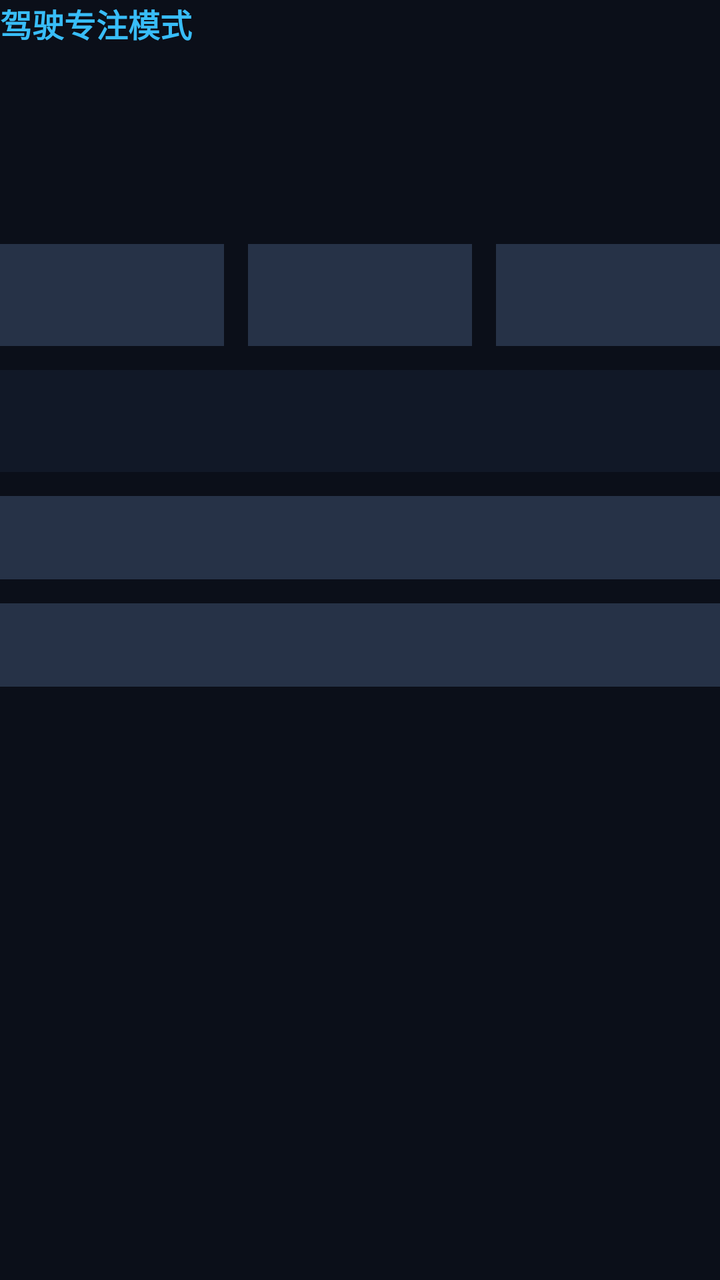
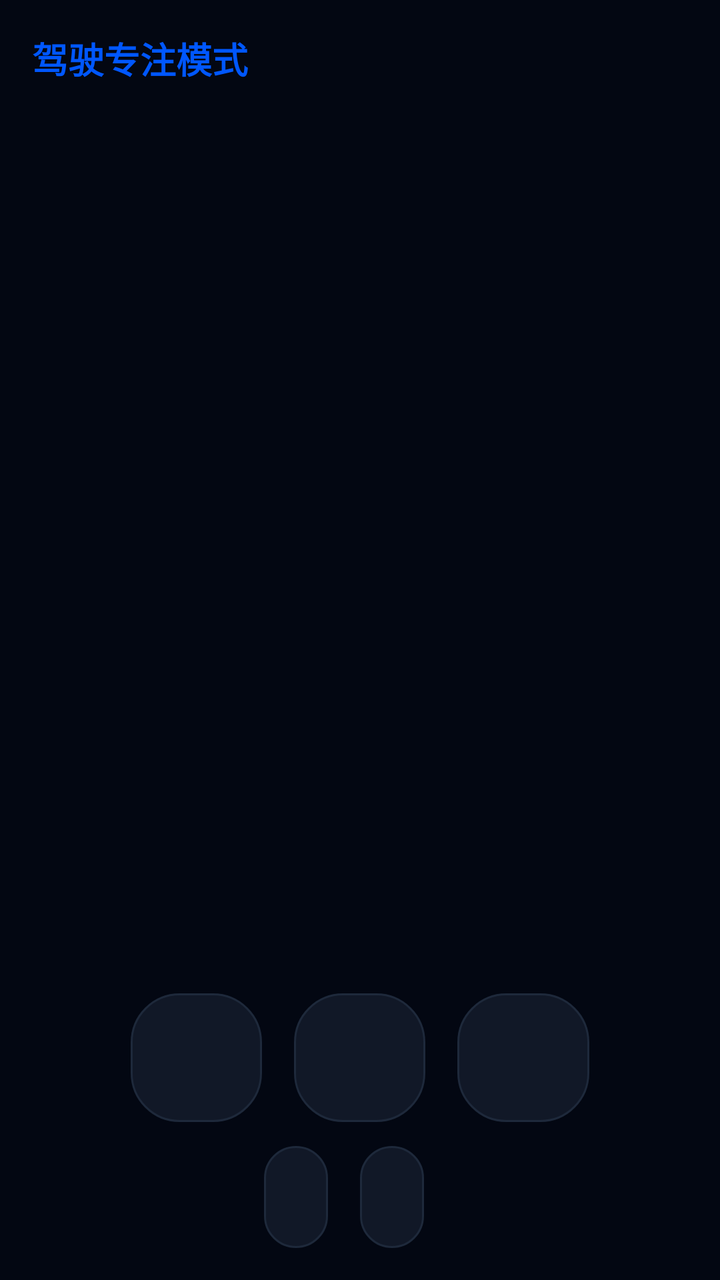

Compare the two renders of this Android layout. The source of the first and the diff that turns it into the second are given below.
<!-- AndroidManifest.xml: application theme Theme.VehiclemountedSystem -->
<!-- res/layout/page_minimal_vehicle.xml -->
<?xml version="1.0" encoding="utf-8"?>
<LinearLayout xmlns:android="http://schemas.android.com/apk/res/android"
    android:id="@+id/pageMinimalVehicleRoot"
    android:layout_width="match_parent"
    android:layout_height="match_parent"
    android:orientation="vertical">

    <TextView
        android:id="@+id/minimalPageTitle"
        android:layout_width="wrap_content"
        android:layout_height="wrap_content"
        android:text="@string/page_minimal_badge"
        android:textColor="@color/accent_blue"
        android:textSize="@dimen/page_title_text_size"
        android:textStyle="bold" />

    <TextView
        android:id="@+id/minimalSpeedValue"
        android:layout_width="wrap_content"
        android:layout_height="wrap_content"
        android:layout_marginTop="@dimen/page_section_gap"
        android:textColor="@color/text_primary"
        android:textSize="@dimen/page_speed_text_size"
        android:textStyle="bold" />

    <LinearLayout
        android:layout_width="match_parent"
        android:layout_height="wrap_content"
        android:layout_marginTop="@dimen/page_card_gap"
        android:orientation="horizontal">

        <TextView
            android:id="@+id/minimalGearValue"
            android:layout_width="0dp"
            android:layout_height="wrap_content"
            android:layout_marginEnd="@dimen/page_card_gap"
            android:layout_weight="1"
            android:background="@color/card_panel_bg"
            android:padding="@dimen/page_card_padding"
            android:textColor="@color/accent_cyan"
            android:textSize="@dimen/page_value_text_size" />

        <TextView
            android:id="@+id/minimalBatteryValue"
            android:layout_width="0dp"
            android:layout_height="wrap_content"
            android:layout_marginEnd="@dimen/page_card_gap"
            android:layout_weight="1"
            android:background="@color/card_panel_bg"
            android:padding="@dimen/page_card_padding"
            android:textColor="@color/text_primary"
            android:textSize="@dimen/page_value_text_size" />

        <TextView
            android:id="@+id/minimalPowerValue"
            android:layout_width="0dp"
            android:layout_height="wrap_content"
            android:layout_weight="1"
            android:background="@color/card_panel_bg"
            android:padding="@dimen/page_card_padding"
            android:textColor="@color/text_primary"
            android:textSize="@dimen/page_value_text_size" />
    </LinearLayout>

    <TextView
        android:id="@+id/minimalHealthStatus"
        android:layout_width="match_parent"
        android:layout_height="wrap_content"
        android:layout_marginTop="@dimen/page_card_gap"
        android:background="@color/card_panel_alt_bg"
        android:padding="@dimen/page_card_padding"
        android:textColor="@color/accent_green"
        android:textSize="@dimen/page_value_text_size"
        android:textStyle="bold" />

    <TextView
        android:id="@+id/minimalSensorAvailability"
        android:layout_width="match_parent"
        android:layout_height="wrap_content"
        android:layout_marginTop="@dimen/page_card_gap"
        android:background="@color/card_panel_bg"
        android:padding="@dimen/page_card_padding"
        android:textColor="@color/text_primary"
        android:textSize="@dimen/page_status_text_size" />

    <TextView
        android:id="@+id/minimalImuStatus"
        android:layout_width="match_parent"
        android:layout_height="wrap_content"
        android:layout_marginTop="@dimen/page_card_gap"
        android:background="@color/card_panel_bg"
        android:padding="@dimen/page_card_padding"
        android:textColor="@color/accent_amber"
        android:textSize="@dimen/page_status_text_size" />

    <TextView
        android:id="@+id/minimalSystemTime"
        android:layout_width="match_parent"
        android:layout_height="wrap_content"
        android:layout_marginTop="@dimen/page_card_gap"
        android:textColor="@color/text_secondary"
        android:textSize="@dimen/page_status_text_size" />

    <TextView
        android:id="@+id/minimalDemoMode"
        android:layout_width="match_parent"
        android:layout_height="wrap_content"
        android:layout_marginTop="@dimen/page_micro_gap"
        android:textColor="@color/text_secondary"
        android:textSize="@dimen/page_status_text_size" />
</LinearLayout>
<!-- resources referenced by this layout -->
<resources>
  <color name="accent_amber">#F59E0B</color>
  <color name="accent_blue">#38BDF8</color>
  <color name="accent_cyan">#06B6D4</color>
  <color name="accent_green">#22C55E</color>
  <color name="card_panel_alt_bg">#111827</color>
  <color name="card_panel_bg">#263247</color>
  <color name="text_primary">#F8FAFC</color>
  <color name="text_secondary">#94A3B8</color>
  <dimen name="page_card_gap">12dp</dimen>
  <dimen name="page_card_padding">12dp</dimen>
  <dimen name="page_micro_gap">6dp</dimen>
  <dimen name="page_section_gap">12dp</dimen>
  <dimen name="page_speed_text_size">56sp</dimen>
  <dimen name="page_status_text_size">13sp</dimen>
  <dimen name="page_title_text_size">16sp</dimen>
  <dimen name="page_value_text_size">20sp</dimen>
  <string name="page_minimal_badge">驾驶专注模式</string>
  <style name="Theme.VehiclemountedSystem" parent="Base.Theme.VehiclemountedSystem" />
  <style name="Base.Theme.VehiclemountedSystem" parent="Theme.Material3.DayNight.NoActionBar">
          
          <item name="android:windowBackground">@color/bg_dark</item>
          <item name="colorPrimary">@color/accent_cyan</item>
          <item name="colorSecondary">@color/accent_blue</item>
          <item name="android:textColorPrimary">@color/text_primary</item>
          <item name="android:textColorSecondary">@color/text_secondary</item>
      </style>
  <color name="bg_dark">#0B0F19</color>
</resources>

<!-- the commit's change to res/layout/page_minimal_vehicle.xml (unified diff, before → after) -->
@@ -1,9 +1,10 @@
 <?xml version="1.0" encoding="utf-8"?>
-<LinearLayout xmlns:android="http://schemas.android.com/apk/res/android"
+<androidx.constraintlayout.widget.ConstraintLayout xmlns:android="http://schemas.android.com/apk/res/android"
+    xmlns:app="http://schemas.android.com/apk/res-auto"
     android:id="@+id/pageMinimalVehicleRoot"
     android:layout_width="match_parent"
     android:layout_height="match_parent"
-    android:orientation="vertical">
+    android:padding="@dimen/page_card_gap">
 
     <TextView
         android:id="@+id/minimalPageTitle"
@@ -12,22 +13,49 @@
         android:text="@string/page_minimal_badge"
         android:textColor="@color/accent_blue"
         android:textSize="@dimen/page_title_text_size"
-        android:textStyle="bold" />
+        android:textStyle="bold"
+        app:layout_constraintTop_toTopOf="parent"
+        app:layout_constraintStart_toStartOf="parent" />
 
-    <TextView
-        android:id="@+id/minimalSpeedValue"
+    <LinearLayout
+        android:id="@+id/speedCenterContainer"
         android:layout_width="wrap_content"
         android:layout_height="wrap_content"
-        android:layout_marginTop="@dimen/page_section_gap"
-        android:textColor="@color/text_primary"
-        android:textSize="@dimen/page_speed_text_size"
-        android:textStyle="bold" />
+        android:gravity="center"
+        android:orientation="vertical"
+        app:layout_constraintBottom_toTopOf="@+id/bottomPanel"
+        app:layout_constraintEnd_toEndOf="parent"
+        app:layout_constraintStart_toStartOf="parent"
+        app:layout_constraintTop_toTopOf="parent">
+
+        <TextView
+            android:id="@+id/minimalSpeedValue"
+            android:layout_width="wrap_content"
+            android:layout_height="wrap_content"
+            android:textColor="@color/text_primary"
+            android:textSize="112sp"
+            android:textStyle="bold" />
+
+        <TextView
+            android:id="@+id/minimalImuStatus"
+            android:layout_width="wrap_content"
+            android:layout_height="wrap_content"
+            android:layout_marginTop="@dimen/page_micro_gap"
+            android:textColor="@color/accent_amber"
+            android:textSize="@dimen/page_status_text_size" />
+    </LinearLayout>
 
     <LinearLayout
-        android:layout_width="match_parent"
+        android:id="@+id/bottomPanel"
+        android:layout_width="0dp"
         android:layout_height="wrap_content"
-        android:layout_marginTop="@dimen/page_card_gap"
-        android:orientation="horizontal">
+        android:layout_marginBottom="@dimen/page_section_gap"
+        android:baselineAligned="false"
+        android:orientation="horizontal"
+        app:layout_constraintBottom_toTopOf="@+id/statusPanel"
+        app:layout_constraintEnd_toEndOf="parent"
+        app:layout_constraintStart_toStartOf="parent"
+        app:layout_constraintWidth_percent="0.7">
 
         <TextView
             android:id="@+id/minimalGearValue"
@@ -35,10 +63,12 @@
             android:layout_height="wrap_content"
             android:layout_marginEnd="@dimen/page_card_gap"
             android:layout_weight="1"
-            android:background="@color/card_panel_bg"
+            android:background="@drawable/bg_card_rounded"
+            android:gravity="center"
             android:padding="@dimen/page_card_padding"
             android:textColor="@color/accent_cyan"
-            android:textSize="@dimen/page_value_text_size" />
+            android:textSize="@dimen/page_value_text_size"
+            android:textStyle="bold" />
 
         <TextView
             android:id="@+id/minimalBatteryValue"
@@ -46,66 +76,77 @@
             android:layout_height="wrap_content"
             android:layout_marginEnd="@dimen/page_card_gap"
             android:layout_weight="1"
-            android:background="@color/card_panel_bg"
+            android:background="@drawable/bg_card_rounded"
+            android:gravity="center"
             android:padding="@dimen/page_card_padding"
             android:textColor="@color/text_primary"
-            android:textSize="@dimen/page_value_text_size" />
+            android:textSize="@dimen/page_value_text_size"
+            android:textStyle="bold" />
 
         <TextView
             android:id="@+id/minimalPowerValue"
             android:layout_width="0dp"
             android:layout_height="wrap_content"
             android:layout_weight="1"
-            android:background="@color/card_panel_bg"
+            android:background="@drawable/bg_card_rounded"
+            android:gravity="center"
             android:padding="@dimen/page_card_padding"
             android:textColor="@color/text_primary"
             android:textSize="@dimen/page_value_text_size" />
     </LinearLayout>
 
-    <TextView
-        android:id="@+id/minimalHealthStatus"
+    <LinearLayout
+        android:id="@+id/statusPanel"
         android:layout_width="match_parent"
         android:layout_height="wrap_content"
-        android:layout_marginTop="@dimen/page_card_gap"
-        android:background="@color/card_panel_alt_bg"
-        android:padding="@dimen/page_card_padding"
-        android:textColor="@color/accent_green"
-        android:textSize="@dimen/page_value_text_size"
-        android:textStyle="bold" />
+        android:gravity="center"
+        android:orientation="horizontal"
+        app:layout_constraintBottom_toBottomOf="parent"
+        app:layout_constraintEnd_toEndOf="parent"
+        app:layout_constraintStart_toStartOf="parent">
 
-    <TextView
-        android:id="@+id/minimalSensorAvailability"
-        android:layout_width="match_parent"
-        android:layout_height="wrap_content"
-        android:layout_marginTop="@dimen/page_card_gap"
-        android:background="@color/card_panel_bg"
-        android:padding="@dimen/page_card_padding"
-        android:textColor="@color/text_primary"
-        android:textSize="@dimen/page_status_text_size" />
+        <TextView
+            android:id="@+id/minimalHealthStatus"
+            android:layout_width="wrap_content"
+            android:layout_height="wrap_content"
+            android:layout_marginEnd="@dimen/page_card_gap"
+            android:background="@drawable/bg_card_rounded"
+            android:padding="@dimen/page_card_padding"
+            android:textColor="@color/accent_green"
+            android:textSize="@dimen/page_status_text_size"
+            android:textStyle="bold" />
 
-    <TextView
-        android:id="@+id/minimalImuStatus"
-        android:layout_width="match_parent"
-        android:layout_height="wrap_content"
-        android:layout_marginTop="@dimen/page_card_gap"
-        android:background="@color/card_panel_bg"
-        android:padding="@dimen/page_card_padding"
-        android:textColor="@color/accent_amber"
-        android:textSize="@dimen/page_status_text_size" />
+        <TextView
+            android:id="@+id/minimalSensorAvailability"
+            android:layout_width="wrap_content"
+            android:layout_height="wrap_content"
+            android:layout_marginEnd="@dimen/page_card_gap"
+            android:background="@drawable/bg_card_rounded"
+            android:padding="@dimen/page_card_padding"
+            android:textColor="@color/text_primary"
+            android:textSize="@dimen/page_status_text_size" />
 
-    <TextView
-        android:id="@+id/minimalSystemTime"
-        android:layout_width="match_parent"
-        android:layout_height="wrap_content"
-        android:layout_marginTop="@dimen/page_card_gap"
-        android:textColor="@color/text_secondary"
-        android:textSize="@dimen/page_status_text_size" />
+        <LinearLayout
+            android:layout_width="wrap_content"
+            android:layout_height="wrap_content"
+            android:gravity="center_vertical"
+            android:orientation="vertical">
 
-    <TextView
-        android:id="@+id/minimalDemoMode"
-        android:layout_width="match_parent"
-        android:layout_height="wrap_content"
-        android:layout_marginTop="@dimen/page_micro_gap"
-        android:textColor="@color/text_secondary"
-        android:textSize="@dimen/page_status_text_size" />
-</LinearLayout>
+            <TextView
+                android:id="@+id/minimalSystemTime"
+                android:layout_width="wrap_content"
+                android:layout_height="wrap_content"
+                android:textColor="@color/text_secondary"
+                android:textSize="@dimen/page_status_text_size" />
+
+            <TextView
+                android:id="@+id/minimalDemoMode"
+                android:layout_width="wrap_content"
+                android:layout_height="wrap_content"
+                android:layout_marginTop="@dimen/page_micro_gap"
+                android:textColor="@color/text_secondary"
+                android:textSize="10sp" />
+        </LinearLayout>
+    </LinearLayout>
+
+</androidx.constraintlayout.widget.ConstraintLayout>
<!-- resource entries referenced after the edit -->
@@ -1,23 +1,32 @@
 <!-- resources referenced by this layout -->
 <resources>
   <color name="accent_amber">#F59E0B</color>
-  <color name="accent_blue">#38BDF8</color>
-  <color name="accent_cyan">#06B6D4</color>
-  <color name="accent_green">#22C55E</color>
-  <color name="card_panel_alt_bg">#111827</color>
-  <color name="card_panel_bg">#263247</color>
+  <color name="accent_blue">#0057FF</color>
+  <color name="accent_cyan">#00F0FF</color>
+  <color name="accent_green">#10B981</color>
   <color name="text_primary">#F8FAFC</color>
-  <color name="text_secondary">#94A3B8</color>
-  <dimen name="page_card_gap">12dp</dimen>
-  <dimen name="page_card_padding">12dp</dimen>
-  <dimen name="page_micro_gap">6dp</dimen>
+  <color name="text_secondary">#64748B</color>
+  <dimen name="page_card_gap">16dp</dimen>
+  <dimen name="page_card_padding">16dp</dimen>
+  <dimen name="page_micro_gap">8dp</dimen>
   <dimen name="page_section_gap">12dp</dimen>
-  <dimen name="page_speed_text_size">56sp</dimen>
-  <dimen name="page_status_text_size">13sp</dimen>
-  <dimen name="page_title_text_size">16sp</dimen>
-  <dimen name="page_value_text_size">20sp</dimen>
+  <dimen name="page_status_text_size">14sp</dimen>
+  <dimen name="page_title_text_size">18sp</dimen>
+  <dimen name="page_value_text_size">24sp</dimen>
+  <!-- drawable bg_card_rounded (drawable) -->
+  <?xml version="1.0" encoding="utf-8"?>
+  <shape xmlns:android="http://schemas.android.com/apk/res/android">
+      <solid android:color="@color/card_bg" />
+      <corners android:radius="@dimen/shell_card_radius" />
+      <stroke 
+          android:width="1dp" 
+          android:color="@color/border_color" />
+  </shape>
   <string name="page_minimal_badge">驾驶专注模式</string>
   <style name="Theme.VehiclemountedSystem" parent="Base.Theme.VehiclemountedSystem" />
+  <color name="card_bg">#111827</color>
+  <dimen name="shell_card_radius">24dp</dimen>
+  <color name="border_color">#1E293B</color>
   <style name="Base.Theme.VehiclemountedSystem" parent="Theme.Material3.DayNight.NoActionBar">
           
           <item name="android:windowBackground">@color/bg_dark</item>
@@ -26,6 +35,6 @@
           <item name="android:textColorPrimary">@color/text_primary</item>
           <item name="android:textColorSecondary">@color/text_secondary</item>
       </style>
-  <color name="bg_dark">#0B0F19</color>
+  <color name="bg_dark">#030712</color>
 </resources>
 
